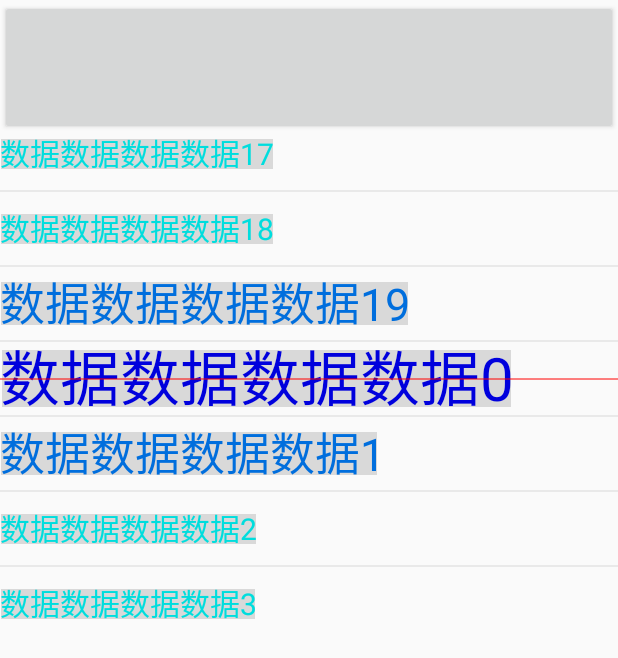
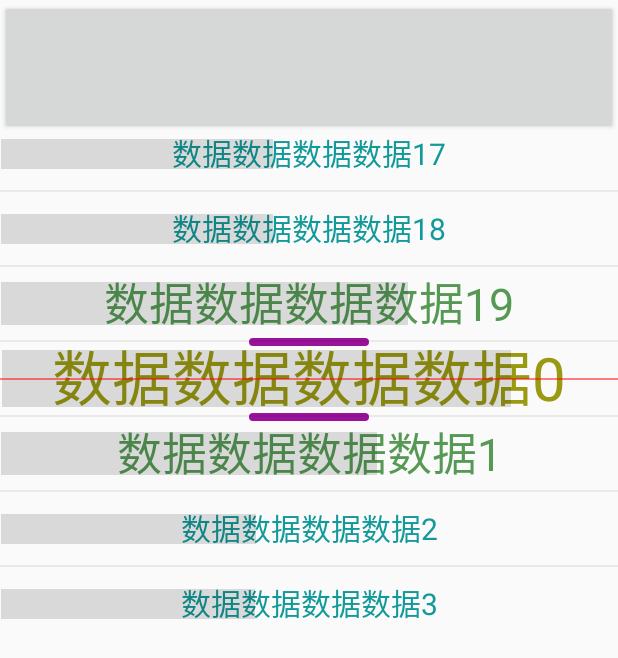
Before and after one commit to waterfaity/WaterFairyLibrary, an Android app: the screen it shows after launch (MainActivity), on a phone screen of 412 x 824 dp. Shown: the top 658 px of the screen. Run offline under Robolectric (Android 15) with nearby library versions, the phone set to English and light mode, and no system bars.

Commit message:
1.添加分割线

```diff
--- a/app/src/main/res/layout/activity_main.xml
+++ b/app/src/main/res/layout/activity_main.xml
@@ -3,24 +3,31 @@
     xmlns:app="http://schemas.android.com/apk/res-auto"
     xmlns:tools="http://schemas.android.com/tools"
     android:layout_width="match_parent"
+    android:layout_height="match_parent"
     android:orientation="vertical"
-    android:layout_height="match_parent"
     tools:context=".MainActivity">
+
     <Button
         android:layout_width="match_parent"
-        android:layout_height="90dp"/>
+        android:layout_height="90dp" />
 
 
     <com.waterfairy.librarypickerview.PickerView
         android:layout_width="match_parent"
         android:layout_height="326dp"
         android:layout_gravity="center"
+        app:centerDataTextColor="#999912"
         app:centerDataTextSize="40dp"
+        app:diverLineColor="#991299"
+        app:diverLineHeight="6dp"
+        app:diverLineRadius="5dp"
+        app:diverLineWidth="80dp"
+        app:firstDataTextColor="#129999"
         app:firstDataTextSize="20dp"
         app:itemHeight="50dp"
         app:loopAble="true"
         app:showDataSize="4"
-        app:showStyle="LEFT" />
+        app:showStyle="CENTER" />
 
 
 </LinearLayout>
--- a/libraryPickerView/src/main/java/com/waterfairy/librarypickerview/PickerView.java
+++ b/libraryPickerView/src/main/java/com/waterfairy/librarypickerview/PickerView.java
@@ -6,6 +6,7 @@ import android.graphics.Canvas;
 import android.graphics.Color;
 import android.graphics.Paint;
 import android.graphics.Rect;
+import android.graphics.RectF;
 import android.util.AttributeSet;
 import android.util.Log;
 import android.view.GestureDetector;
@@ -42,13 +43,25 @@ public class PickerView extends View {
     private int firstDataTextColor = Color.CYAN;
     private int centerDataTextColor = Color.BLUE;
 
+    //分割线
+    private int diverLineWidth;
+    private int diverLineHeight;
+    private int diverLineRadius;
+    private int diverLineColor;
+    //分割线1
+    private RectF diverLineY1;
+    //分割线2
+    private RectF diverLineY2;
+
     //第一个数据中心 y
     private int itemHeight = 50;
+    private int halfItemHeight = itemHeight >> 1;
     private int allHeight = 50;
     //中心y
+    private int centerX;
     private int centerY;
     //过度距离    (0 -> roundHeight -> 0)
-    private int roundHeight;
+    private int chaneHeightRange;
     //文本 差值
     private int dTextSize;
     //偏移 差值
@@ -59,7 +72,7 @@ public class PickerView extends View {
     private int oriScrollY;
     //滚动x
     private int scrollY;
-    //中间计算文本宽高数值
+    //中间数据: 计算文本宽高数值
     private final Rect tempRect = new Rect();
     //按下y坐标
     private float downY;
@@ -99,6 +112,11 @@ public class PickerView extends View {
             showStyle = typedArray.getInt(R.styleable.PickerView_showStyle, STYLE_CENTER);
             showDataSize = typedArray.getInt(R.styleable.PickerView_showDataSize, showDataSize);
             itemHeight = typedArray.getDimensionPixelSize(R.styleable.PickerView_itemHeight, itemHeight);
+
+            diverLineWidth = typedArray.getDimensionPixelSize(R.styleable.PickerView_diverLineWidth, diverLineWidth);
+            diverLineHeight = typedArray.getDimensionPixelSize(R.styleable.PickerView_diverLineHeight, diverLineHeight);
+            diverLineRadius = typedArray.getDimensionPixelSize(R.styleable.PickerView_diverLineRadius, diverLineRadius);
+            diverLineColor = typedArray.getColor(R.styleable.PickerView_diverLineColor, diverLineColor);
 
             typedArray.recycle();
         }
@@ -157,12 +175,19 @@ public class PickerView extends View {
     protected void onDraw(Canvas canvas) {
         super.onDraw(canvas);
 
+        //分割线
+
+        if (diverLineY1 != null) {
+            paint.setColor(diverLineColor);
+            canvas.drawRoundRect(diverLineY1, diverLineRadius, diverLineRadius, paint);
+            canvas.drawRoundRect(diverLineY2, diverLineRadius, diverLineRadius, paint);
+        }
+
         //计算相对view的y轴坐标
-
         for (int i = 0; i < dataList.size(); i++) {
             calcTextParams(canvas, i);
+        }
 
-        }
         //中心线
         paint.setColor(Color.RED);
         canvas.drawLine(0, getHeight() >> 1, getWidth(), getHeight() >> 1, paint);
@@ -189,15 +214,26 @@ public class PickerView extends View {
 
     private void initData() {
         centerY = (getHeight() >> 1);
-        roundHeight = (showDataSize >> 1) * itemHeight;
+        centerX = (getWidth() >> 1);
+        halfItemHeight = itemHeight >> 1;
+        allHeight = dataList.size() * itemHeight;
+        chaneHeightRange = (showDataSize >> 1) * itemHeight;
         dTextSize = centerDataTextSize - firstDataTextSize;
         scrollY = oriScrollY = (int) ((getHeight() >> 1) + 0.5F * itemHeight);
+        dTransX = centerDataTransX - firstDataTransX;
         Log.i(TAG, "initData: oriScrollY:" + oriScrollY);
-        dTransX = centerDataTransX - firstDataTransX;
+
         if (showStyle == STYLE_CENTER) {
             paint.setTextAlign(Paint.Align.CENTER);
+            if (diverLineWidth != 0 && diverLineHeight != 0) {
+
+                float halfLineWidth = diverLineWidth >> 1;
+                float halfLineHeight = diverLineHeight >> 1;
+                diverLineY1 = new RectF(centerX - halfLineWidth, centerY - halfLineHeight - halfItemHeight, centerX + halfLineWidth, centerY + halfLineHeight - halfItemHeight);
+                diverLineY2 = new RectF(diverLineY1.left, diverLineY1.top + itemHeight, diverLineY1.right, diverLineY1.bottom + itemHeight);
+            }
         }
-        allHeight = dataList.size() * itemHeight;
+
     }
 
     @Override
@@ -218,13 +254,13 @@ public class PickerView extends View {
     private void drawText(Canvas canvas, int pos, int y) {
 
         //距离中心位置 差距
-        int dHeight = y - (itemHeight >> 1) - centerY;
+        int dHeight = y - halfItemHeight - centerY;
 
         //在 界限之外的处理为在界限上
-        if (dHeight < -roundHeight || dHeight > roundHeight) dHeight = roundHeight;
+        if (dHeight < -chaneHeightRange || dHeight > chaneHeightRange) dHeight = chaneHeightRange;
 
         //计算差距的比例
-        float ratio = 1 - Math.abs(dHeight) / (float) roundHeight;
+        float ratio = 1 - Math.abs(dHeight) / (float) chaneHeightRange;
 
         //计算此时的文本大小
         float currentTextSize = firstDataTextSize + ratio * dTextSize;
@@ -304,14 +340,17 @@ public class PickerView extends View {
         return true;
     }
 
+    /**
+     * 触摸抬起
+     *
+     * @param touchY
+     */
     private void onUp(float touchY) {
         scrollY += (touchY - downY);
 
         float absHeight = ((scrollY - centerY) % itemHeight + itemHeight) % itemHeight;
 
         Log.i(TAG, "onUp:  条目高度:" + ((int) itemHeight) + "\tscrollY:" + scrollY + "\t\t相对高度:" + ((int) absHeight));
-
-        int halfItemHeight = itemHeight >> 1;
 
         float dY = absHeight - halfItemHeight;
 
@@ -321,6 +360,8 @@ public class PickerView extends View {
     }
 
     /**
+     * 触摸移动中
+     *
      * @param touchY
      */
     private void onMove(float touchY) {
@@ -330,6 +371,9 @@ public class PickerView extends View {
         invalidate();
     }
 
+    /**
+     * 选择监听
+     */
     public interface OnPickListener {
         void onPick(int pos);
     }
--- a/libraryPickerView/src/main/res/values/attrs.xml
+++ b/libraryPickerView/src/main/res/values/attrs.xml
@@ -27,6 +27,14 @@
         <!--        高度间距-->
         <attr name="itemHeight" format="dimension" />
 
+        <!--        分割线高度-->
+        <attr name="diverLineWidth" format="dimension" />
+        <attr name="diverLineHeight" format="dimension" />
+        <!--        分割线颜色-->
+        <attr name="diverLineColor" format="color" />
+        <!--        分割线半径-->
+        <attr name="diverLineRadius" format="dimension" />
+
     </declare-styleable>
 
 </resources>
```
